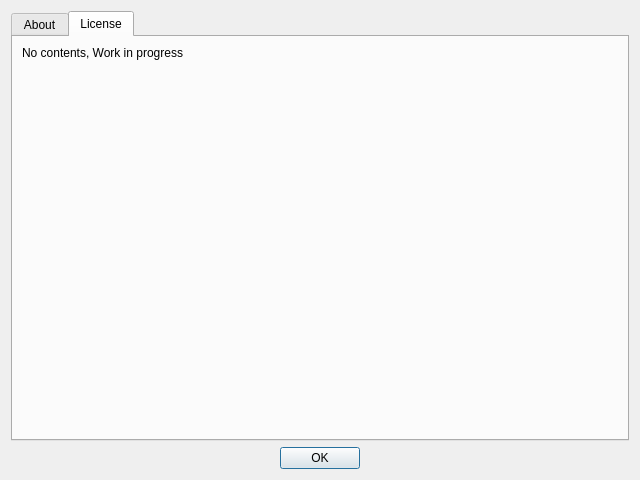
Above: gui/menubar/about_devtools_dialog.ui from LotusAndCompany/devtools before the change. Below: the same form after it.
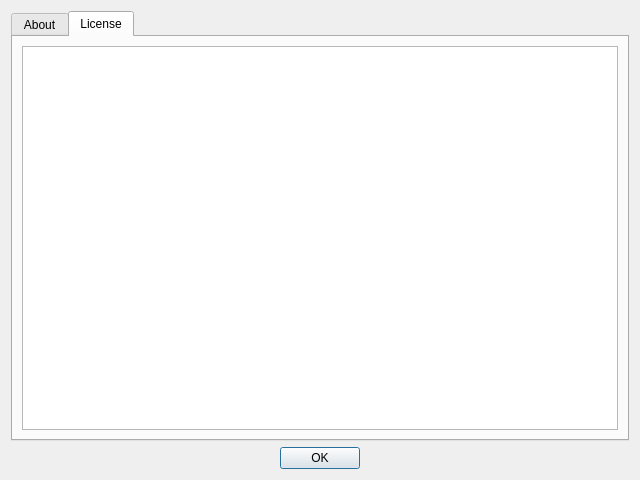
That is the form after the change. The open tabs and pages were chosen to show the change. Icons and pictures are not drawn.

Commit message: about devtoolsのライセンスタブに内容を表示するよう修正

```diff
--- a/gui/menubar/about_devtools_dialog.ui
+++ b/gui/menubar/about_devtools_dialog.ui
@@ -289,31 +289,18 @@
       </attribute>
       <layout class="QVBoxLayout" name="verticalLayout_8">
        <item>
-        <widget class="QLabel" name="label_7">
+        <widget class="QPlainTextEdit" name="licenseText">
          <property name="sizePolicy">
-          <sizepolicy hsizetype="Preferred" vsizetype="Maximum">
+          <sizepolicy hsizetype="Expanding" vsizetype="Expanding">
            <horstretch>0</horstretch>
            <verstretch>0</verstretch>
           </sizepolicy>
          </property>
-         <property name="text">
-          <string>No contents, Work in progress</string>
+         <property name="readOnly">
+          <bool>true</bool>
          </property>
         </widget>
        </item>
-       <item>
-        <spacer name="verticalSpacer_4">
-         <property name="orientation">
-          <enum>Qt::Vertical</enum>
-         </property>
-         <property name="sizeHint" stdset="0">
-          <size>
-           <width>20</width>
-           <height>40</height>
-          </size>
-         </property>
-        </spacer>
-       </item>
       </layout>
      </widget>
     </widget>
```
The commit also changes 5 other files.
